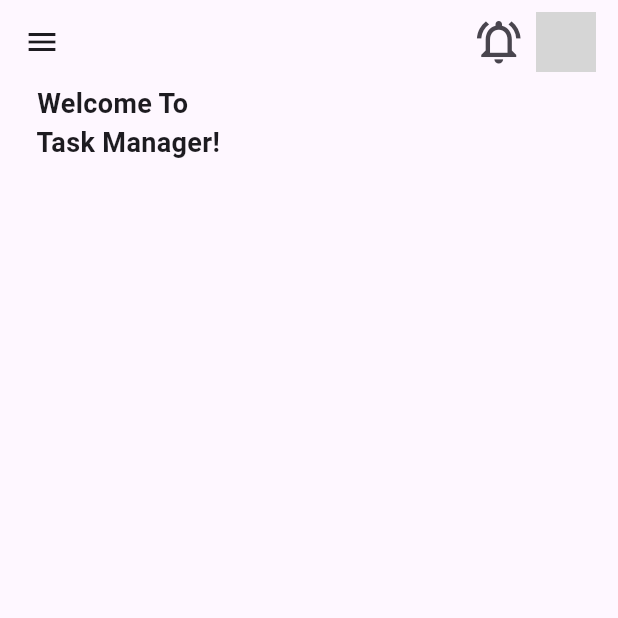
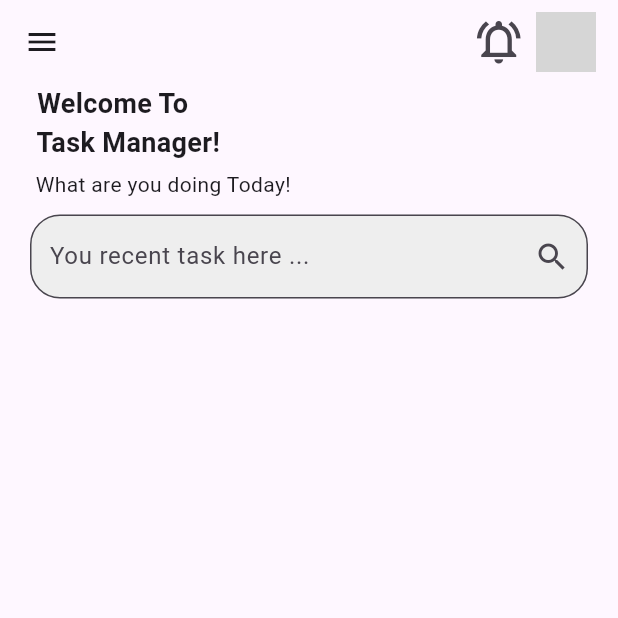
Before and after one commit to mervinkogei/flutter_trial_todo_app, a Flutter app: the HomeScreen screen opened directly, on a phone screen of 412 x 824 dp, the top half of it. Run offline on Flutter 3.47's test engine with Material 3 defaults, Android fonts, the phone set to English and light mode, and no system bars; missing offline and left inert: splash_view; grey boxes are pictures that could not be loaded.

Commit message:
feat: Added a searchbar tab in the home screen

```diff
--- a/lib/Screens/home.dart
+++ b/lib/Screens/home.dart
@@ -1,5 +1,6 @@
 import 'package:flutter/material.dart';
 import 'package:flutter/services.dart';
+import 'package:trial_todo_app/widgets/searchBar_widget.dart';
 
 import '../Utils/textStyling.dart';
 
@@ -32,11 +33,18 @@ class _HomeScreenState extends State<HomeScreen> {
         ],
       ),
       drawer: Drawer(),
-      body: const Padding(
+      body:  Padding(
         padding: EdgeInsets.only(left:20.0, right: 20),
         child: Column(
+          crossAxisAlignment: CrossAxisAlignment.start,
           children: [
-            Text(' Welcome To\n Task Manager!',style: ThemeStyling.welcomeTitle,)
+            const Text(' Welcome To\n Task Manager!',style: ThemeStyling.welcomeTitle,),
+            const Padding(
+              padding: EdgeInsets.only(top: 5.0),
+              child: Text(' What are you doing Today!'),
+            ),
+            // SearchBar(hintText: "Your recent task here..",)
+            SearchBarWidget()
           ],
         ),
       )
--- /dev/null
+++ b/lib/widgets/searchBar_widget.dart
@@ -0,0 +1,23 @@
+import 'package:flutter/material.dart';
+
+class SearchBarWidget extends StatelessWidget {
+  @override
+  Widget build(BuildContext context) {
+    return Container(
+      padding: EdgeInsets.only( top: 10),
+      height: 70,
+      child: TextField(
+        decoration: InputDecoration(
+          hintText: 'You recent task here ...',
+          fillColor: Colors.grey[200],
+          filled: true,
+          border: OutlineInputBorder(
+            borderRadius: BorderRadius.circular(20),
+            gapPadding: 1
+          ),
+          suffixIcon: Icon(Icons.search),
+        ),
+      ),
+    );
+  }
+}
```
